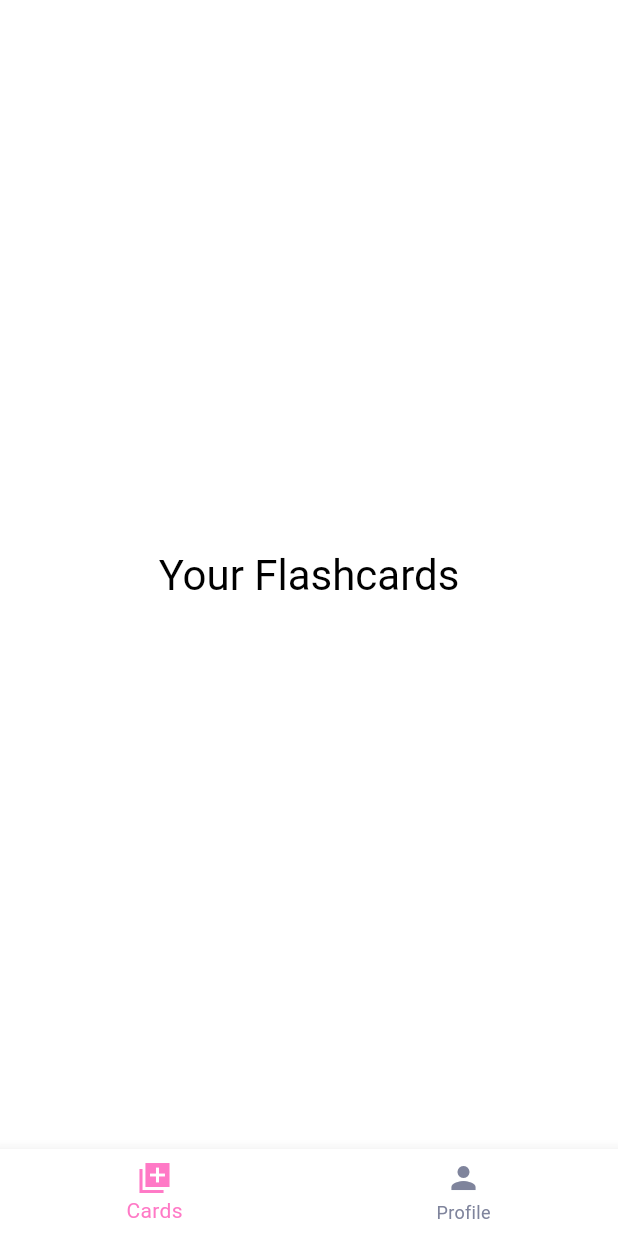
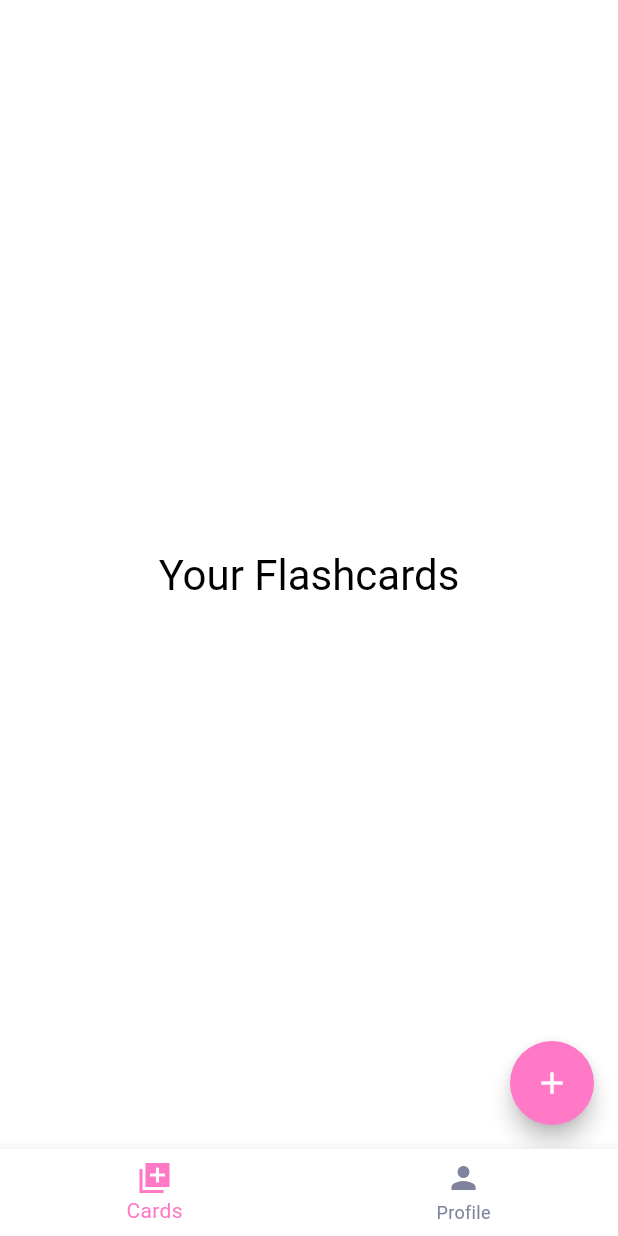
Before and after one commit to baguilar6174/flutter-flashcarte-app, a Flutter app: the screen it shows after launch, on a phone screen of 412 x 824 dp. Run offline on Flutter 3.47's test engine with Material 3 defaults, Android fonts, the light colour scheme and no system bars; our stand-ins replace equatable, flutter_bloc, flutter_screenutil, fpdart, get_it, go_router and 1 more; accounts and stored records are empty; generated files the repository leaves out were written again.

```diff
--- a/lib/core/theme/styles.dart
+++ b/lib/core/theme/styles.dart
@@ -17,6 +17,9 @@ ThemeData themeLight(BuildContext context) => ThemeData(
     unselectedItemColor: Palette.shadowDark,
     backgroundColor: Palette.background,
   ),
+  floatingActionButtonTheme: const FloatingActionButtonThemeData(
+    backgroundColor: Palette.primary,
+  ),
 );
 
 /// Dark theme
@@ -31,4 +34,7 @@ ThemeData themeDark(BuildContext context) => ThemeData(
     unselectedItemColor: Palette.shadowDark,
     backgroundColor: Palette.backgroundDark,
   ),
+  floatingActionButtonTheme: const FloatingActionButtonThemeData(
+    backgroundColor: Palette.primary,
+  ),
 );
--- a/lib/features/cards/domain/usecases/usecases.dart
+++ b/lib/features/cards/domain/usecases/usecases.dart
@@ -1 +1,2 @@
-export 'create.dart';
+export 'create_card.dart';
+export 'get_all_cards.dart';
--- a/lib/features/cards/presentation/pages/add_page.dart
+++ b/lib/features/cards/presentation/pages/add_page.dart
@@ -14,6 +14,11 @@ class AddPage extends StatelessWidget {
           style: Theme.of(context).textTheme.headlineMedium,
         ),
       ),
+      floatingActionButton: FloatingActionButton(
+        onPressed: () {},
+        shape: const CircleBorder(),
+        child: const Icon(Icons.add),
+      ),
     );
   }
 }
```
Also changed, not shown: lib/features/cards/domain/usecases/create_card.dart (renamed from lib/features/cards/domain/usecases/create.dart, +3 -15 lines), lib/features/cards/domain/usecases/get_all_cards.dart (added, +18 -0 lines).
